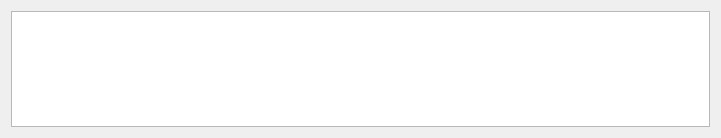
First picture: the form in GUI/quoto.ui, repository TrigonaMinima/Quoto, before the edit.
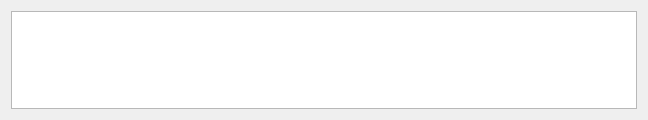
Second picture: the form after the edit.

The edit to the form file:
```diff
--- a/GUI/quoto.ui
+++ b/GUI/quoto.ui
@@ -6,8 +6,8 @@
    <rect>
     <x>0</x>
     <y>0</y>
-    <width>721</width>
-    <height>138</height>
+    <width>648</width>
+    <height>120</height>
    </rect>
   </property>
   <property name="windowTitle">
@@ -15,7 +15,21 @@
   </property>
   <layout class="QHBoxLayout" name="horizontalLayout">
    <item>
-    <widget class="QTextBrowser" name="textBrowser"/>
+    <widget class="QTextBrowser" name="textBrowser">
+     <property name="html">
+      <string>&lt;!DOCTYPE HTML PUBLIC &quot;-//W3C//DTD HTML 4.0//EN&quot; &quot;http://www.w3.org/TR/REC-html40/strict.dtd&quot;&gt;
+&lt;html&gt;&lt;head&gt;&lt;meta name=&quot;qrichtext&quot; content=&quot;1&quot; /&gt;&lt;style type=&quot;text/css&quot;&gt;
+p, li { white-space: pre-wrap; }
+&lt;/style&gt;&lt;/head&gt;&lt;body style=&quot; font-family:'WenQuanYi Micro Hei'; font-size:11pt; font-weight:400; font-style:normal;&quot;&gt;
+&lt;p style=&quot;-qt-paragraph-type:empty; margin-top:0px; margin-bottom:0px; margin-left:0px; margin-right:0px; -qt-block-indent:0; text-indent:0px;&quot;&gt;&lt;br /&gt;&lt;/p&gt;&lt;/body&gt;&lt;/html&gt;</string>
+     </property>
+     <property name="acceptRichText">
+      <bool>false</bool>
+     </property>
+     <property name="openLinks">
+      <bool>false</bool>
+     </property>
+    </widget>
    </item>
   </layout>
  </widget>
```
